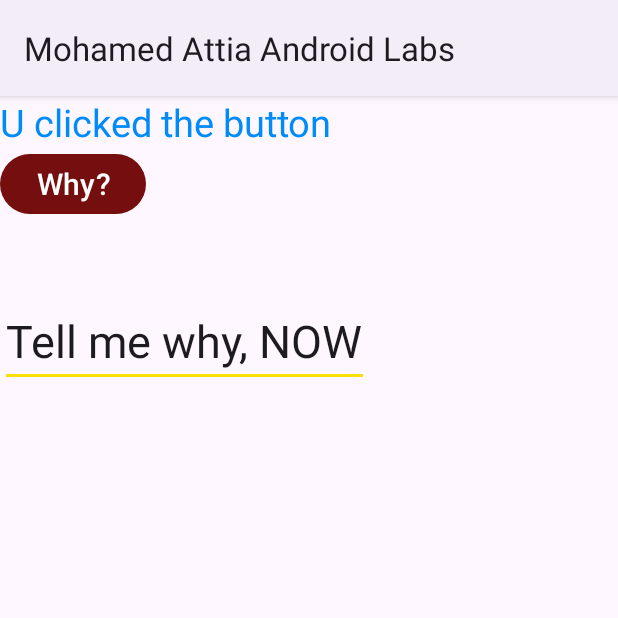
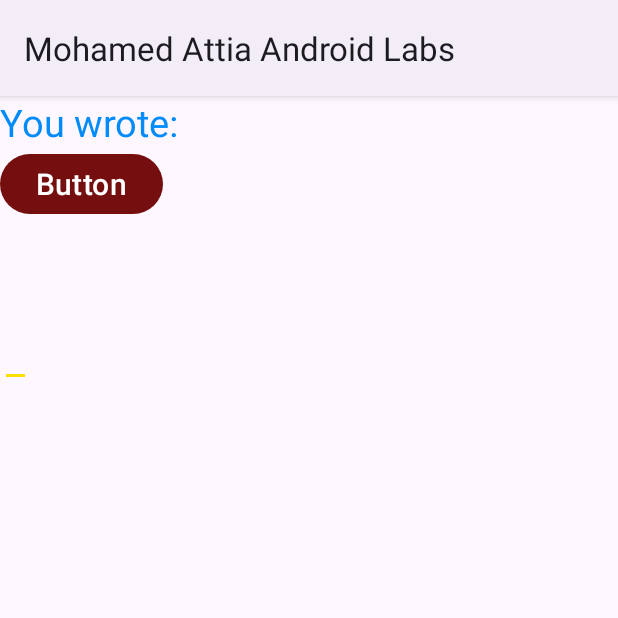
Before and after one commit to attiamohmed/Android, an Android app: the screen it shows after launch (MainActivity), after a tap on "Button", on a phone screen of 412 x 824 dp, the top half of it. Run offline under Robolectric (Android 15) with nearby library versions, the phone set to English and light mode, and no system bars.

Commit message:
Finished txet view

```diff
--- a/app/src/main/AndroidManifest.xml
+++ b/app/src/main/AndroidManifest.xml
@@ -13,7 +13,7 @@
         android:theme="@style/Theme.MohamedAttiaAndroidLabs"
         tools:targetApi="31">
         <activity
-            android:name=".MainActivity"
+            android:name=".ui.MainActivity"
             android:exported="true">
             <intent-filter>
                 <action android:name="android.intent.action.MAIN" />
--- /dev/null
+++ b/app/src/main/java/algonquin/cst2335/atti0019/data/MainViewModel.java
@@ -0,0 +1,9 @@
+package algonquin.cst2335.atti0019.data;
+
+import androidx.lifecycle.MutableLiveData;
+import androidx.lifecycle.ViewModel;
+
+public class MainViewModel extends ViewModel {
+
+    public MutableLiveData<String> userString = new MutableLiveData("");
+}
--- a/app/src/main/java/algonquin/cst2335/atti0019/MainActivity.java
+++ b/app/src/main/java/algonquin/cst2335/atti0019/ui/MainActivity.java
@@ -1,6 +1,8 @@
-package algonquin.cst2335.atti0019;
+package algonquin.cst2335.atti0019.ui;
 
 import androidx.appcompat.app.AppCompatActivity;
+import androidx.lifecycle.Observer;
+import androidx.lifecycle.ViewModelProvider;
 
 import android.app.Activity;
 import android.os.Bundle;
@@ -9,31 +11,43 @@ import android.widget.Button;
 import android.widget.EditText;
 import android.widget.TextView;
 
+import algonquin.cst2335.atti0019.R;
+import algonquin.cst2335.atti0019.data.MainViewModel;
 import algonquin.cst2335.atti0019.databinding.ActivityMainBinding;
 
 public class MainActivity extends AppCompatActivity {
 
     private ActivityMainBinding binding;
+    private MainViewModel viewModel;
 
     @Override
     protected void onCreate(Bundle savedInstanceState) {
 
         super.onCreate(savedInstanceState);
         binding = ActivityMainBinding.inflate(getLayoutInflater());
+        viewModel = new ViewModelProvider(this).get(MainViewModel.class);
         setContentView(binding.getRoot());
         TextView tv = binding.myText;
         Button b = binding.myButton;
         EditText ed = binding.myEdit;
+        ed.setText(viewModel.userString.getValue());
+        viewModel.userString.observe(this, new Observer<String>() {
+            @Override
+            public void onChanged(String s) {
+                tv.setText("You wrote: " +s);
+            }
+        });
 
         b.setOnClickListener(new View.OnClickListener() {
             @Override
             public void onClick(View v) {
-                tv.setText(R.string.hello_message);
-                b.setText(R.string.buttom_message);
-                ed.setText(R.string.edittext_message);
+                //tv.setText(R.string.hello_message);
+                //b.setText(R.string.buttom_message);
+                //ed.setText(R.string.edittext_message);
                 tv.setText("U clicked the button");
-                b.setText("Why?");
-                ed.setText("Tell me why, NOW");
+                // b.setText("Why?");
+                String string = ed.getText().toString();
+                viewModel.userString.postValue(string);
 
             }
         });
--- a/app/src/main/res/layout/activity_main.xml
+++ b/app/src/main/res/layout/activity_main.xml
@@ -4,7 +4,7 @@
     xmlns:tools="http://schemas.android.com/tools"
     android:layout_width="match_parent"
     android:layout_height="match_parent"
-    tools:context=".MainActivity"
+    tools:context=".ui.MainActivity"
     android:orientation="vertical">
 
 
```
